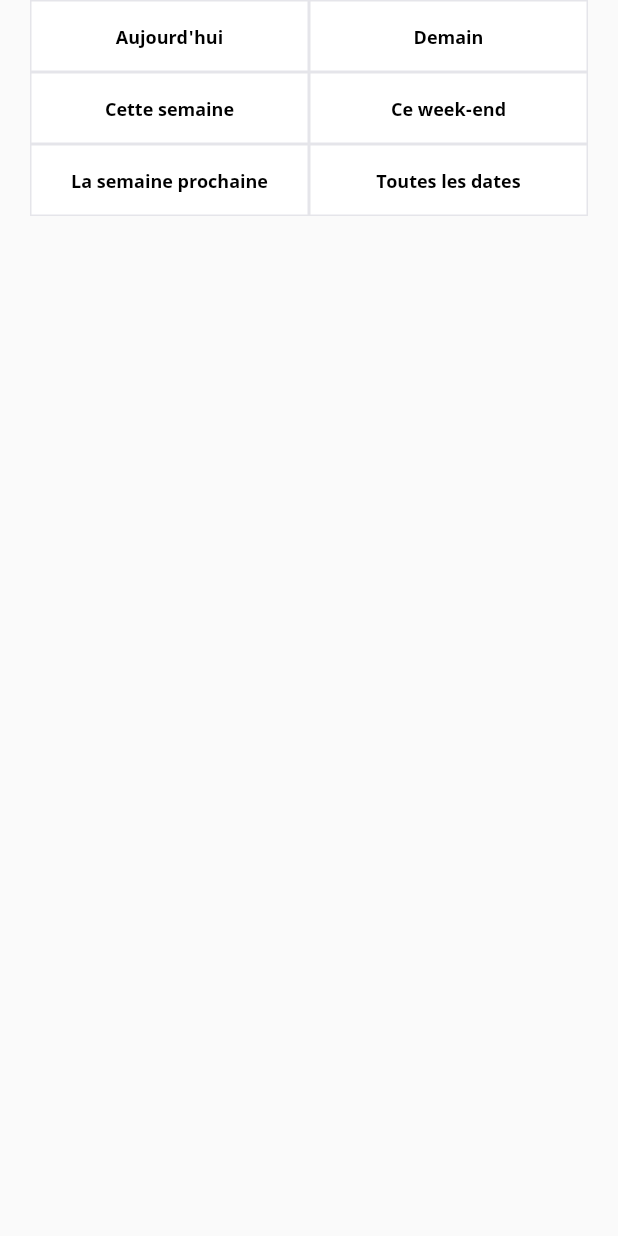
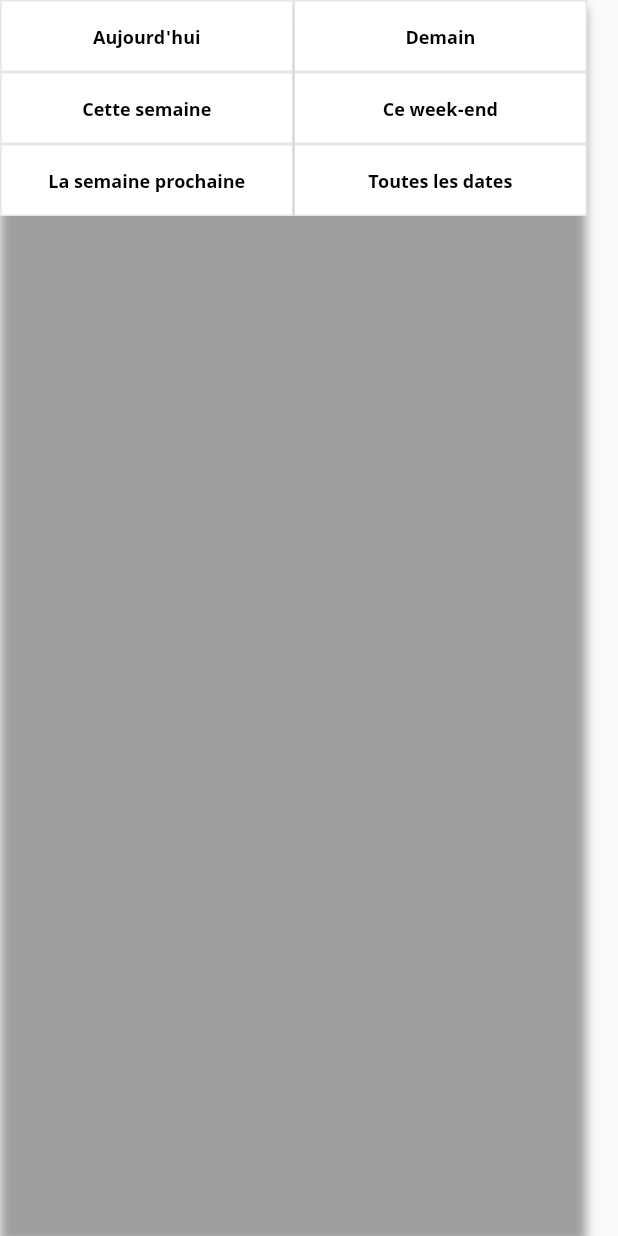
Before and after one commit to fvisticot/fleetup, a Flutter app: the EventDateFilter widget shown alone on an empty page, opened directly, on a phone screen of 412 x 824 dp. Run offline on Flutter 3.47's test engine with Material 2 defaults, Android fonts, the phone set to English and light mode, and no system bars; our stand-ins replace bloc, equatable, flutter_bloc, flutter_html, flutter_map, google_maps_flutter and 1 more; network calls fail; statements that could not run were skipped.

Commit message:
stacked grid + box shadow

```diff
--- a/lib/explorer/explorer_page.dart
+++ b/lib/explorer/explorer_page.dart
@@ -14,12 +14,14 @@ class ExplorerPage extends StatelessWidget {
           backgroundColor: Colors.white,
           middle: Text('Explorer'),
         ),
-        child: ListView(
+        child: SingleChildScrollView(
+          child: Column(
             children: <Widget>[
               FindEventWidget(),
               DiscoverWidget(),
               CategoriesWidget()
             ],
+          ),
         ));
   }
 }
@@ -28,10 +30,9 @@ class FindEventWidget extends StatelessWidget {
   @override
   Widget build(BuildContext context) {
     return Stack(
-      //fit: StackFit.expand,
+      alignment: AlignmentDirectional.center,
       children: <Widget>[
-        Container(
-          child: Column(
+        Column(
           crossAxisAlignment: CrossAxisAlignment.start,
           children: <Widget>[
             Padding(
@@ -44,8 +45,7 @@ class FindEventWidget extends StatelessWidget {
               child: Row(
                   mainAxisAlignment: MainAxisAlignment.spaceBetween,
                   children: <Widget>[
-                      Text('Pessac, France',
-                          style: Styles.explorerLocationText),
+                    Text('Pessac, France', style: Styles.explorerLocationText),
                     CupertinoButton(
                         child: Row(
                       children: <Widget>[
@@ -58,12 +58,13 @@ class FindEventWidget extends StatelessWidget {
                   ]),
             ),
             Image.network(
-                  'https://secure.meetupstatic.com/photos/event/6/5/c/6/600_475586054.jpeg'),
+                'https://images.pexels.com/photos/1171084/pexels-photo-1171084.jpeg?crop=entropy&cs=srgb&dl=action-aerial-athletes-1171084.jpg&fit=crop&fm=jpg&h=350&w=640'),
             Container(
               height: 100,
             ),
             FleetupButton(
                 child: Row(
+              mainAxisAlignment: MainAxisAlignment.center,
               children: <Widget>[
                 Icon(CupertinoIcons.search),
                 Text('Trouver un groupe spécifique')
@@ -71,8 +72,7 @@ class FindEventWidget extends StatelessWidget {
             )),
           ],
         ),
-        ),
-        Align(alignment: Alignment.bottomCenter, child: EventDateFilter())
+        Positioned(bottom: 60, child: EventDateFilter())
       ],
     );
   }
@@ -123,7 +123,7 @@ class EventListTile extends StatelessWidget {
               ClipRRect(
                 borderRadius: BorderRadius.all(Radius.circular(4)),
                 child: Image.network(
-                  'https://secure.meetupstatic.com/photos/event/6/5/c/6/600_475586054.jpeg',
+                  'https://secure.meetupstatic.com/photos/event/2/e/a/d/600_450131949.jpeg',
                   fit: BoxFit.cover,
                 ),
               ),
@@ -230,13 +230,11 @@ class EventDateFilter extends StatelessWidget {
   @override
   Widget build(BuildContext context) {
     return Container(
-      /*decoration: BoxDecoration(boxShadow: [
+      width: MediaQuery.of(context).size.width * 0.95,
+      decoration: BoxDecoration(boxShadow: [
         BoxShadow(
-          color: Colors.grey,
-          offset: new Offset(3.0, 3.0),
-        )
-      ])*/
-      padding: const EdgeInsets.symmetric(horizontal: 20),
+            color: Colors.grey, offset: new Offset(0.0, 5.0), blurRadius: 5.0)
+      ]),
       child: Column(
         children: <Widget>[
           Row(
@@ -269,7 +267,5 @@ class EventDateFilter extends StatelessWidget {
         ],
       ),
     );
-
-    //return FleetupButton(child: Text("Aujourd'hui"));
   }
 }
```
Lines whose indentation alone changed are shown as unchanged.
